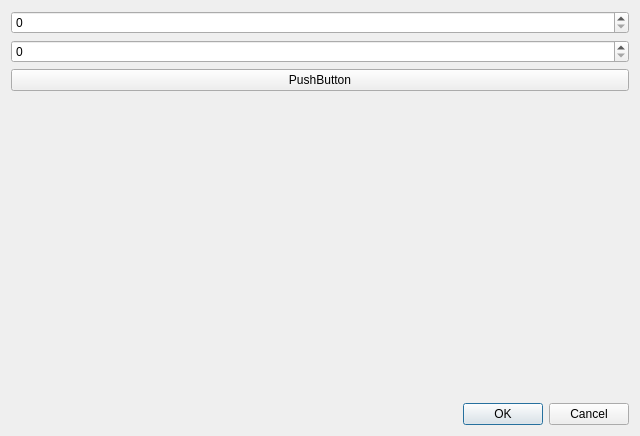
SayehOmar/UK-Police-API, file UK Police API_dialog_base.ui: the form before one commit.
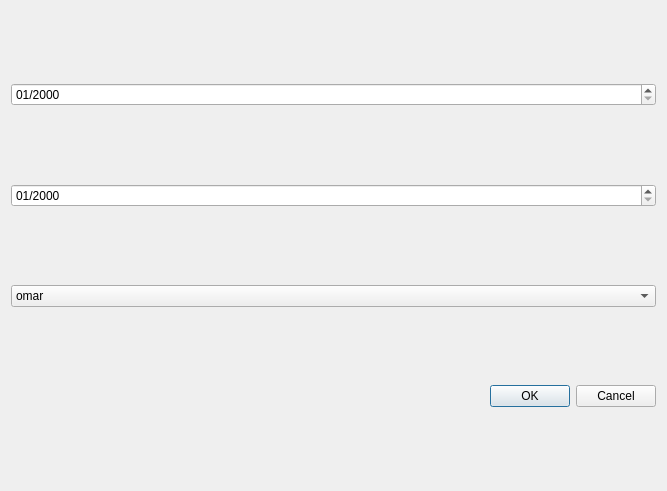
The form after the commit. Custom widgets are drawn as their Qt base class.

Patch:
```diff
--- a/UK Police API_dialog_base.ui
+++ b/UK Police API_dialog_base.ui
@@ -6,69 +6,48 @@
    <rect>
     <x>0</x>
     <y>0</y>
-    <width>640</width>
-    <height>436</height>
+    <width>667</width>
+    <height>491</height>
    </rect>
   </property>
   <property name="windowTitle">
    <string>UK Police API</string>
   </property>
-  <layout class="QVBoxLayout" name="verticalLayout">
-   <item>
-    <widget class="QSpinBox" name="SB2"/>
+  <layout class="QGridLayout" name="gridLayout_2">
+   <item row="0" column="0">
+    <widget class="QDateEdit" name="dateEdit_2">
+     <property name="displayFormat">
+      <string>MM/yyyy</string>
+     </property>
+    </widget>
    </item>
+   <item row="2" column="0">
+    <widget class="QgsCheckableComboBox" name="mComboBox">
    <item>
-    <widget class="QSpinBox" name="SB1"/>
-   </item>
-   <item>
-    <widget class="QPushButton" name="BB_calcul">
      <property name="text">
-      <string>PushButton</string>
-     </property>
-    </widget>
+       <string>omar </string>
+      </property>
    </item>
    <item>
-    <spacer name="horizontalSpacer_2">
-     <property name="orientation">
-      <enum>Qt::Horizontal</enum>
-     </property>
-     <property name="sizeHint" stdset="0">
-      <size>
-       <width>615</width>
-       <height>20</height>
-      </size>
-     </property>
-    </spacer>
+      <property name="text">
+       <string>sayeh </string>
+      </property>
    </item>
    <item>
-    <spacer name="verticalSpacer">
-     <property name="orientation">
-      <enum>Qt::Vertical</enum>
-     </property>
-     <property name="sizeHint" stdset="0">
-      <size>
-       <width>613</width>
-       <height>282</height>
-      </size>
-     </property>
-    </spacer>
-   </item>
-   <item>
-    <layout class="QHBoxLayout" name="horizontalLayout">
-     <item>
-      <spacer name="horizontalSpacer">
-       <property name="orientation">
-        <enum>Qt::Horizontal</enum>
-       </property>
-       <property name="sizeHint" stdset="0">
-        <size>
-         <width>98</width>
-         <height>17</height>
-        </size>
-       </property>
-      </spacer>
-     </item>
-     <item>
+      <property name="text">
+       <string>malek</string>
+      </property>
+     </item>
+    </widget>
+   </item>
+   <item row="1" column="0">
+    <widget class="QDateEdit" name="dateEdit">
+     <property name="displayFormat">
+      <string>MM/yyyy</string>
+     </property>
+    </widget>
+   </item>
+   <item row="3" column="0">
       <widget class="QDialogButtonBox" name="OK">
        <property name="orientation">
         <enum>Qt::Horizontal</enum>
@@ -79,9 +58,14 @@
       </widget>
      </item>
     </layout>
-   </item>
-  </layout>
  </widget>
+ <customwidgets>
+  <customwidget>
+   <class>QgsCheckableComboBox</class>
+   <extends>QComboBox</extends>
+   <header>qgscheckablecombobox.h</header>
+  </customwidget>
+ </customwidgets>
  <resources/>
  <connections>
   <connection>
```
Lines whose indentation alone changed are shown as unchanged.
